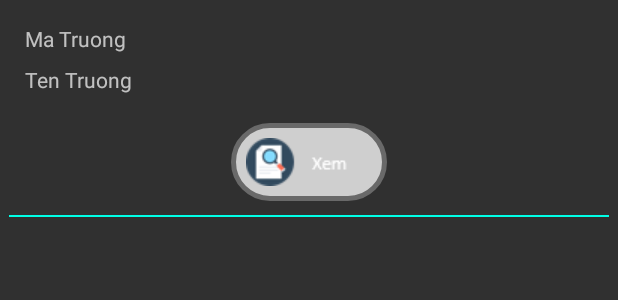
After one commit to lehoangthienan/QuanLyTinhNguyen-Java-AndroidStudio, an Android app: the layout danhsachtruong.xml on its own in the app's theme, with its tools: preview values and no code run, on a phone screen of 412 x 824 dp. The commit adds this screen. Shown: the top 300 px of the screen. Run offline under Robolectric (Android 15) with nearby library versions, the phone set to English and light mode, and no system bars; network calls fail.

Commit message:
update chuc nang hien danh sach truong va them option menu

```diff
--- /dev/null
+++ b/app/src/main/res/layout/danhsachtruong.xml
@@ -0,0 +1,58 @@
+<?xml version="1.0" encoding="utf-8"?>
+<android.support.constraint.ConstraintLayout xmlns:android="http://schemas.android.com/apk/res/android"
+    xmlns:app="http://schemas.android.com/apk/res-auto"
+    xmlns:tools="http://schemas.android.com/tools"
+    android:layout_width="match_parent"
+    android:layout_height="match_parent">
+
+    <TextView
+        android:id="@+id/txtMaTruongDST"
+        android:layout_width="wrap_content"
+        android:layout_height="wrap_content"
+        android:hint="Ma Truong "
+        app:layout_constraintTop_toTopOf="parent"
+        android:layout_marginTop="16dp"
+        android:layout_marginLeft="8dp"
+        app:layout_constraintLeft_toLeftOf="parent"
+        android:layout_marginRight="8dp"
+        app:layout_constraintRight_toRightOf="parent"
+        app:layout_constraintHorizontal_bias="0.026" />
+
+    <TextView
+        android:id="@+id/txtTenTruongDST"
+        android:layout_width="wrap_content"
+        android:layout_height="wrap_content"
+        android:layout_marginLeft="8dp"
+        android:layout_marginRight="8dp"
+        android:hint="Ten Truong"
+        app:layout_constraintHorizontal_bias="0.026"
+        app:layout_constraintLeft_toLeftOf="parent"
+        app:layout_constraintRight_toRightOf="parent"
+        android:layout_marginTop="8dp"
+        app:layout_constraintTop_toBottomOf="@+id/txtMaTruongDST" />
+
+    <ImageButton
+        android:id="@+id/btnXemDST"
+        android:layout_width="wrap_content"
+        android:layout_height="wrap_content"
+        android:layout_marginLeft="8dp"
+        android:layout_marginRight="8dp"
+        android:layout_marginTop="82dp"
+        android:background="@drawable/drawimagebuttontime"
+        app:layout_constraintLeft_toLeftOf="parent"
+        app:layout_constraintRight_toRightOf="parent"
+        app:layout_constraintTop_toTopOf="parent"
+        app:srcCompat="@drawable/xem" />
+
+    <TextView
+        android:id="@+id/textView53"
+        android:layout_width="400dp"
+        android:layout_height="1dp"
+        android:layout_marginLeft="8dp"
+        android:layout_marginRight="8dp"
+        android:layout_marginTop="143dp"
+        android:background="@color/colorPrimaryDark1"
+        app:layout_constraintLeft_toLeftOf="parent"
+        app:layout_constraintRight_toRightOf="parent"
+        app:layout_constraintTop_toTopOf="parent" />
+</android.support.constraint.ConstraintLayout>
--- a/app/src/main/res/values/colorschitiet.xml
+++ b/app/src/main/res/values/colorschitiet.xml
@@ -1,6 +1,6 @@
 <?xml version="1.0" encoding="utf-8"?>
 <resources>
     <color name="colorPrimary1">#3F51B5</color>
-    <color name="colorPrimaryDark1">#00A595</color>
+    <color name="colorPrimaryDark1">#00ffe6</color>
     <color name="colorAccent1">#FF4081</color>
 </resources>
```
Also changed, not shown: app/src/main/AndroidManifest.xml (+7 -4 lines), app/src/main/java/kerryle/thienan/quanlytinhnguyen/ControlTinhNguyenActivity.java (+14 -0 lines), app/src/main/java/kerryle/thienan/quanlytinhnguyen/DanhSachTruongActivity.java (added, +93 -0 lines), app/src/main/java/kerryle/thienan/quanlytinhnguyen/ThongTinUngDungActivity.java (added, +17 -0 lines), app/src/main/java/kerryle/thienan/quanlytinhnguyen/kerryle/thienan/adapter/TinhNguyenAdapter.java (+0 -8 lines), app/src/main/java/kerryle/thienan/quanlytinhnguyen/kerryle/thienan/adapter/TruongAdapter.java (added, +80 -0 lines), app/src/main/java/kerryle/thienan/quanlytinhnguyen/kerryle/thienan/model/Truong.java (added, +31 -0 lines), app/src/main/res/layout/activity_danh_sach_truong.xml (added, +15 -0 lines), app/src/main/res/layout/activity_thong_tin_ung_dung.xml (added, +73 -0 lines), app/src/main/res/menu/menu_main.xml (added, +9 -0 lines), app/src/main/res/drawable/xem.png (added).
